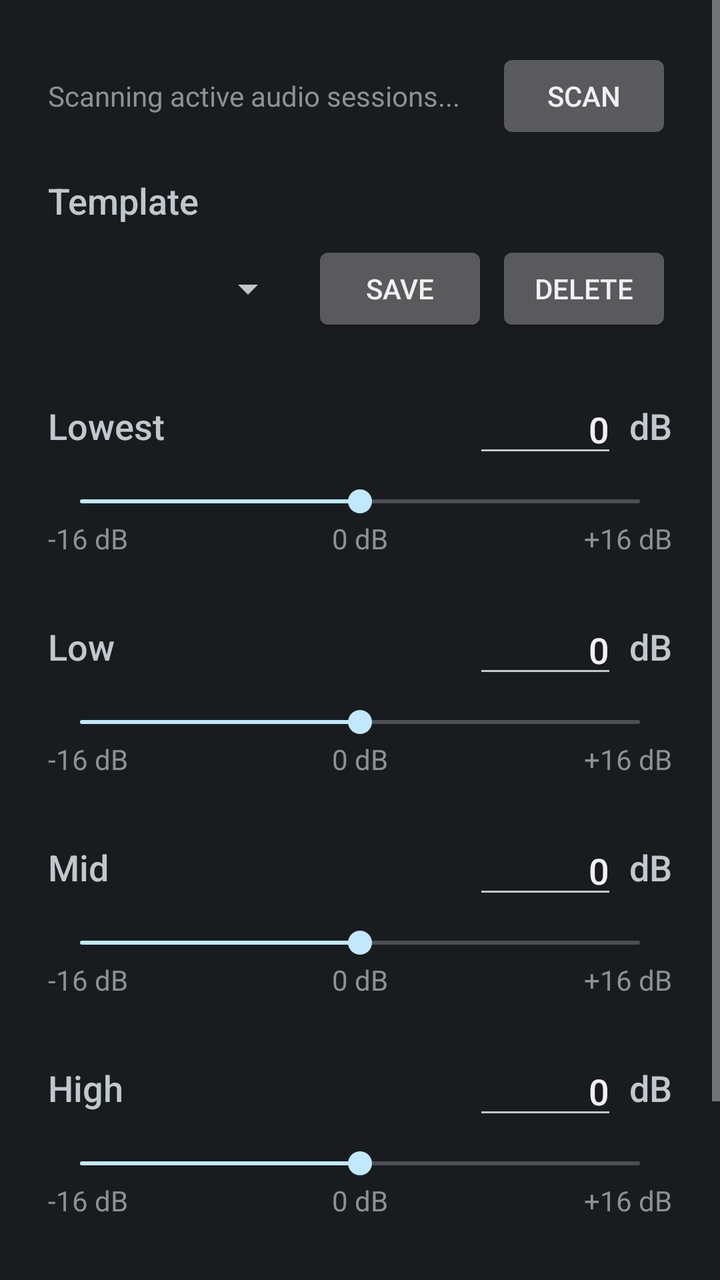
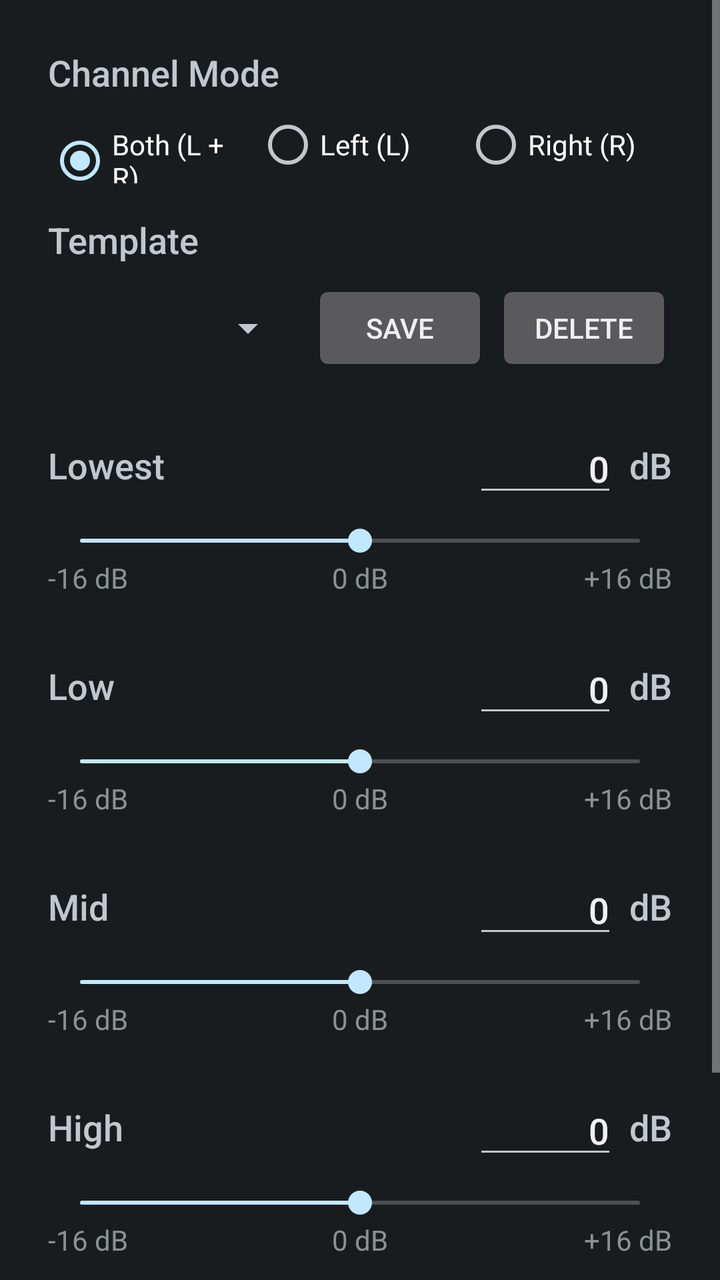

An Android layout rendered at two revisions. The XML below is the earlier revision; the diff shows what the commit changed to produce the second picture.
<!-- AndroidManifest.xml: application theme android:Theme.DeviceDefault -->
<!-- res/layout/activity_main.xml -->
<?xml version="1.0" encoding="utf-8"?>
<ScrollView xmlns:android="http://schemas.android.com/apk/res/android"
    android:layout_width="match_parent"
    android:layout_height="match_parent"
    android:fillViewport="true">

    <LinearLayout
        android:layout_width="match_parent"
        android:layout_height="wrap_content"
        android:orientation="vertical"
        android:padding="24dp">

        
        <LinearLayout
            android:layout_width="match_parent"
            android:layout_height="wrap_content"
            android:layout_marginBottom="16dp"
            android:gravity="center_vertical"
            android:orientation="horizontal">

            <TextView
                android:id="@+id/text_session_status"
                style="?android:attr/textAppearanceSmall"
                android:layout_width="0dp"
                android:layout_height="wrap_content"
                android:layout_weight="1"
                android:text="Scanning active audio sessions..." />

            <Button
                android:id="@+id/btn_rescan_sessions"
                android:layout_width="wrap_content"
                android:layout_height="wrap_content"
                android:layout_marginStart="8dp"
                android:text="Scan" />
        </LinearLayout>

        
        <TextView
            style="?android:attr/textAppearanceMedium"
            android:layout_width="wrap_content"
            android:layout_height="wrap_content"
            android:text="@string/preset_label" />

        <LinearLayout
            android:layout_width="match_parent"
            android:layout_height="wrap_content"
            android:layout_marginTop="8dp"
            android:gravity="center_vertical"
            android:orientation="horizontal">

            <Spinner
                android:id="@+id/spinner_presets"
                android:layout_width="0dp"
                android:layout_height="wrap_content"
                android:layout_weight="1" />

            <Button
                android:id="@+id/btn_save_template"
                android:layout_width="wrap_content"
                android:layout_height="wrap_content"
                android:layout_marginStart="8dp"
                android:text="@string/save_template" />

            <Button
                android:id="@+id/btn_delete_template"
                android:layout_width="wrap_content"
                android:layout_height="wrap_content"
                android:layout_marginStart="4dp"
                android:text="@string/delete_template" />
        </LinearLayout>

        
        <LinearLayout
            android:layout_width="match_parent"
            android:layout_height="wrap_content"
            android:layout_marginTop="24dp"
            android:gravity="center_vertical"
            android:orientation="horizontal">

            <TextView
                android:id="@+id/text_lowest_label"
                style="?android:attr/textAppearanceMedium"
                android:layout_width="0dp"
                android:layout_height="wrap_content"
                android:layout_weight="1"
                android:text="@string/band_lowest_label" />

            <EditText
                android:id="@+id/edit_lowest_db"
                android:layout_width="72dp"
                android:layout_height="wrap_content"
                android:gravity="end"
                android:hint="@string/input_hint"
                android:imeOptions="actionDone"
                android:importantForAutofill="no"
                android:inputType="numberSigned"
                android:maxLength="3"
                android:singleLine="true"
                android:text="0" />

            <TextView
                style="?android:attr/textAppearanceMedium"
                android:layout_width="wrap_content"
                android:layout_height="wrap_content"
                android:layout_marginStart="6dp"
                android:text="@string/db_unit" />
        </LinearLayout>

        <SeekBar
            android:id="@+id/seek_lowest"
            android:layout_width="match_parent"
            android:layout_height="wrap_content"
            android:layout_marginTop="8dp"
            android:max="32"
            android:progress="16" />

        <LinearLayout
            android:layout_width="match_parent"
            android:layout_height="wrap_content"
            android:orientation="horizontal">

            <TextView
                style="?android:attr/textAppearanceSmall"
                android:layout_width="0dp"
                android:layout_height="wrap_content"
                android:layout_weight="1"
                android:text="@string/min_db" />

            <TextView
                style="?android:attr/textAppearanceSmall"
                android:layout_width="0dp"
                android:layout_height="wrap_content"
                android:layout_weight="1"
                android:gravity="center"
                android:text="@string/zero_db" />

            <TextView
                style="?android:attr/textAppearanceSmall"
                android:layout_width="0dp"
                android:layout_height="wrap_content"
                android:layout_weight="1"
                android:gravity="end"
                android:text="@string/max_db" />
        </LinearLayout>

        
        <LinearLayout
            android:layout_width="match_parent"
            android:layout_height="wrap_content"
            android:layout_marginTop="24dp"
            android:gravity="center_vertical"
            android:orientation="horizontal">

            <TextView
                android:id="@+id/text_low_label"
                style="?android:attr/textAppearanceMedium"
                android:layout_width="0dp"
                android:layout_height="wrap_content"
                android:layout_weight="1"
                android:text="@string/band_low_label" />

            <EditText
                android:id="@+id/edit_low_db"
                android:layout_width="72dp"
                android:layout_height="wrap_content"
                android:gravity="end"
                android:hint="@string/input_hint"
                android:imeOptions="actionDone"
                android:importantForAutofill="no"
                android:inputType="numberSigned"
                android:maxLength="3"
                android:singleLine="true"
                android:text="0" />

            <TextView
                style="?android:attr/textAppearanceMedium"
                android:layout_width="wrap_content"
                android:layout_height="wrap_content"
                android:layout_marginStart="6dp"
                android:text="@string/db_unit" />
        </LinearLayout>

        <SeekBar
            android:id="@+id/seek_low"
            android:layout_width="match_parent"
            android:layout_height="wrap_content"
            android:layout_marginTop="8dp"
            android:max="32"
            android:progress="16" />

        <LinearLayout
            android:layout_width="match_parent"
            android:layout_height="wrap_content"
            android:orientation="horizontal">

            <TextView
                style="?android:attr/textAppearanceSmall"
                android:layout_width="0dp"
                android:layout_height="wrap_content"
                android:layout_weight="1"
                android:text="@string/min_db" />

            <TextView
                style="?android:attr/textAppearanceSmall"
                android:layout_width="0dp"
                android:layout_height="wrap_content"
                android:layout_weight="1"
                android:gravity="center"
                android:text="@string/zero_db" />

            <TextView
                style="?android:attr/textAppearanceSmall"
                android:layout_width="0dp"
                android:layout_height="wrap_content"
                android:layout_weight="1"
                android:gravity="end"
                android:text="@string/max_db" />
        </LinearLayout>

        
        <LinearLayout
            android:layout_width="match_parent"
            android:layout_height="wrap_content"
            android:layout_marginTop="24dp"
            android:gravity="center_vertical"
            android:orientation="horizontal">

            <TextView
                android:id="@+id/text_mid_label"
                style="?android:attr/textAppearanceMedium"
                android:layout_width="0dp"
                android:layout_height="wrap_content"
                android:layout_weight="1"
                android:text="@string/band_mid_label" />

            <EditText
                android:id="@+id/edit_mid_db"
                android:layout_width="72dp"
                android:layout_height="wrap_content"
                android:gravity="end"
                android:hint="@string/input_hint"
                android:imeOptions="actionDone"
                android:importantForAutofill="no"
                android:inputType="numberSigned"
                android:maxLength="3"
                android:singleLine="true"
                android:text="0" />

            <TextView
                style="?android:attr/textAppearanceMedium"
                android:layout_width="wrap_content"
                android:layout_height="wrap_content"
                android:layout_marginStart="6dp"
                android:text="@string/db_unit" />
        </LinearLayout>

        <SeekBar
            android:id="@+id/seek_mid"
            android:layout_width="match_parent"
            android:layout_height="wrap_content"
            android:layout_marginTop="8dp"
            android:max="32"
            android:progress="16" />

        <LinearLayout
            android:layout_width="match_parent"
            android:layout_height="wrap_content"
            android:orientation="horizontal">

            <TextView
                style="?android:attr/textAppearanceSmall"
                android:layout_width="0dp"
                android:layout_height="wrap_content"
                android:layout_weight="1"
                android:text="@string/min_db" />

            <TextView
                style="?android:attr/textAppearanceSmall"
                android:layout_width="0dp"
                android:layout_height="wrap_content"
                android:layout_weight="1"
                android:gravity="center"
                android:text="@string/zero_db" />

            <TextView
                style="?android:attr/textAppearanceSmall"
                android:layout_width="0dp"
                android:layout_height="wrap_content"
                android:layout_weight="1"
                android:gravity="end"
                android:text="@string/max_db" />
        </LinearLayout>

        
        <LinearLayout
            android:layout_width="match_parent"
            android:layout_height="wrap_content"
            android:layout_marginTop="24dp"
            android:gravity="center_vertical"
            android:orientation="horizontal">

            <TextView
                android:id="@+id/text_high_label"
                style="?android:attr/textAppearanceMedium"
                android:layout_width="0dp"
                android:layout_height="wrap_content"
                android:layout_weight="1"
                android:text="@string/band_high_label" />

            <EditText
                android:id="@+id/edit_high_db"
                android:layout_width="72dp"
                android:layout_height="wrap_content"
                android:gravity="end"
                android:hint="@string/input_hint"
                android:imeOptions="actionDone"
                android:importantForAutofill="no"
                android:inputType="numberSigned"
                android:maxLength="3"
                android:singleLine="true"
                android:text="0" />

            <TextView
                style="?android:attr/textAppearanceMedium"
                android:layout_width="wrap_content"
                android:layout_height="wrap_content"
                android:layout_marginStart="6dp"
                android:text="@string/db_unit" />
        </LinearLayout>

        <SeekBar
            android:id="@+id/seek_high"
            android:layout_width="match_parent"
            android:layout_height="wrap_content"
            android:layout_marginTop="8dp"
            android:max="32"
            android:progress="16" />

        <LinearLayout
            android:layout_width="match_parent"
            android:layout_height="wrap_content"
            android:orientation="horizontal">

            <TextView
                style="?android:attr/textAppearanceSmall"
                android:layout_width="0dp"
                android:layout_height="wrap_content"
                android:layout_weight="1"
                android:text="@string/min_db" />

            <TextView
                style="?android:attr/textAppearanceSmall"
                android:layout_width="0dp"
                android:layout_height="wrap_content"
                android:layout_weight="1"
                android:gravity="center"
                android:text="@string/zero_db" />

            <TextView
                style="?android:attr/textAppearanceSmall"
                android:layout_width="0dp"
                android:layout_height="wrap_content"
                android:layout_weight="1"
                android:gravity="end"
                android:text="@string/max_db" />
        </LinearLayout>

        
        <LinearLayout
            android:layout_width="match_parent"
            android:layout_height="wrap_content"
            android:layout_marginTop="24dp"
            android:gravity="center_vertical"
            android:orientation="horizontal">

            <TextView
                android:id="@+id/text_highest_label"
                style="?android:attr/textAppearanceMedium"
                android:layout_width="0dp"
                android:layout_height="wrap_content"
                android:layout_weight="1"
                android:text="@string/band_highest_label" />

            <EditText
                android:id="@+id/edit_highest_db"
                android:layout_width="72dp"
                android:layout_height="wrap_content"
                android:gravity="end"
                android:hint="@string/input_hint"
                android:imeOptions="actionDone"
                android:importantForAutofill="no"
                android:inputType="numberSigned"
                android:maxLength="3"
                android:singleLine="true"
                android:text="0" />

            <TextView
                style="?android:attr/textAppearanceMedium"
                android:layout_width="wrap_content"
                android:layout_height="wrap_content"
                android:layout_marginStart="6dp"
                android:text="@string/db_unit" />
        </LinearLayout>

        <SeekBar
            android:id="@+id/seek_highest"
            android:layout_width="match_parent"
            android:layout_height="wrap_content"
            android:layout_marginTop="8dp"
            android:max="32"
            android:progress="16" />

        <LinearLayout
            android:layout_width="match_parent"
            android:layout_height="wrap_content"
            android:orientation="horizontal">

            <TextView
                style="?android:attr/textAppearanceSmall"
                android:layout_width="0dp"
                android:layout_height="wrap_content"
                android:layout_weight="1"
                android:text="@string/min_db" />

            <TextView
                style="?android:attr/textAppearanceSmall"
                android:layout_width="0dp"
                android:layout_height="wrap_content"
                android:layout_weight="1"
                android:gravity="center"
                android:text="@string/zero_db" />

            <TextView
                style="?android:attr/textAppearanceSmall"
                android:layout_width="0dp"
                android:layout_height="wrap_content"
                android:layout_weight="1"
                android:gravity="end"
                android:text="@string/max_db" />
        </LinearLayout>

    </LinearLayout>
</ScrollView>
<!-- resources referenced by this layout -->
<resources>
  <string name="band_high_label">High</string>
  <string name="band_highest_label">Highest</string>
  <string name="band_low_label">Low</string>
  <string name="band_lowest_label">Lowest</string>
  <string name="band_mid_label">Mid</string>
  <string name="db_unit">dB</string>
  <string name="delete_template">Delete</string>
  <string name="input_hint">0</string>
  <string name="max_db">+16 dB</string>
  <string name="min_db">-16 dB</string>
  <string name="preset_label">Template</string>
  <string name="save_template">Save</string>
  <string name="zero_db">0 dB</string>
</resources>

<!-- the commit's change to res/layout/activity_main.xml (unified diff, before → after) -->
@@ -11,34 +11,48 @@
         android:padding="24dp">
 
         
-        <LinearLayout
-            android:layout_width="match_parent"
-            android:layout_height="wrap_content"
-            android:layout_marginBottom="16dp"
-            android:gravity="center_vertical"
-            android:orientation="horizontal">
-
-            <TextView
-                android:id="@+id/text_session_status"
-                style="?android:attr/textAppearanceSmall"
-                android:layout_width="0dp"
-                android:layout_height="wrap_content"
-                android:layout_weight="1"
-                android:text="Scanning active audio sessions..." />
-
-            <Button
-                android:id="@+id/btn_rescan_sessions"
-                android:layout_width="wrap_content"
-                android:layout_height="wrap_content"
-                android:layout_marginStart="8dp"
-                android:text="Scan" />
-        </LinearLayout>
-
-        
         <TextView
             style="?android:attr/textAppearanceMedium"
             android:layout_width="wrap_content"
             android:layout_height="wrap_content"
+            android:text="@string/channel_label" />
+
+        <RadioGroup
+            android:id="@+id/radio_group_channel"
+            android:layout_width="match_parent"
+            android:layout_height="wrap_content"
+            android:layout_marginTop="8dp"
+            android:orientation="horizontal">
+
+            <RadioButton
+                android:id="@+id/radio_channel_both"
+                android:layout_width="0dp"
+                android:layout_height="wrap_content"
+                android:layout_weight="1"
+                android:checked="true"
+                android:text="@string/channel_both" />
+
+            <RadioButton
+                android:id="@+id/radio_channel_left"
+                android:layout_width="0dp"
+                android:layout_height="wrap_content"
+                android:layout_weight="1"
+                android:text="@string/channel_left" />
+
+            <RadioButton
+                android:id="@+id/radio_channel_right"
+                android:layout_width="0dp"
+                android:layout_height="wrap_content"
+                android:layout_weight="1"
+                android:text="@string/channel_right" />
+        </RadioGroup>
+
+        
+        <TextView
+            style="?android:attr/textAppearanceMedium"
+            android:layout_width="wrap_content"
+            android:layout_height="wrap_content"
+            android:layout_marginTop="16dp"
             android:text="@string/preset_label" />
 
         <LinearLayout
<!-- resource entries referenced after the edit -->
@@ -5,6 +5,10 @@
   <string name="band_low_label">Low</string>
   <string name="band_lowest_label">Lowest</string>
   <string name="band_mid_label">Mid</string>
+  <string name="channel_both">Both (L + R)</string>
+  <string name="channel_label">Channel Mode</string>
+  <string name="channel_left">Left (L)</string>
+  <string name="channel_right">Right (R)</string>
   <string name="db_unit">dB</string>
   <string name="delete_template">Delete</string>
   <string name="input_hint">0</string>
